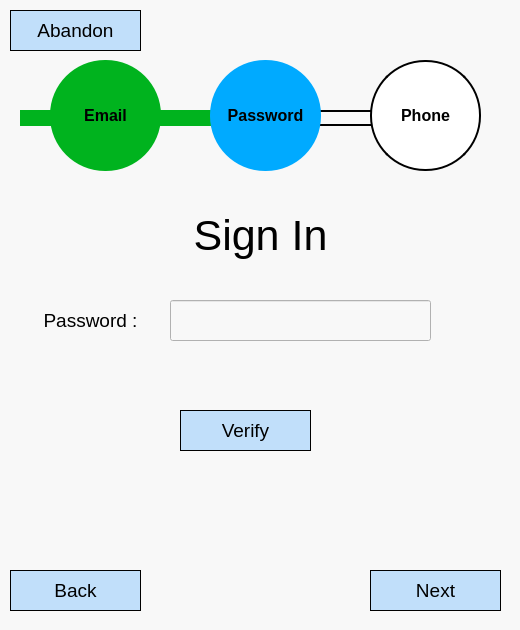
This is UI_Files/Password Sign In.ui in StegoMailo/Desktop-App as Qt 5 draws it before an edit. The edited form follows.
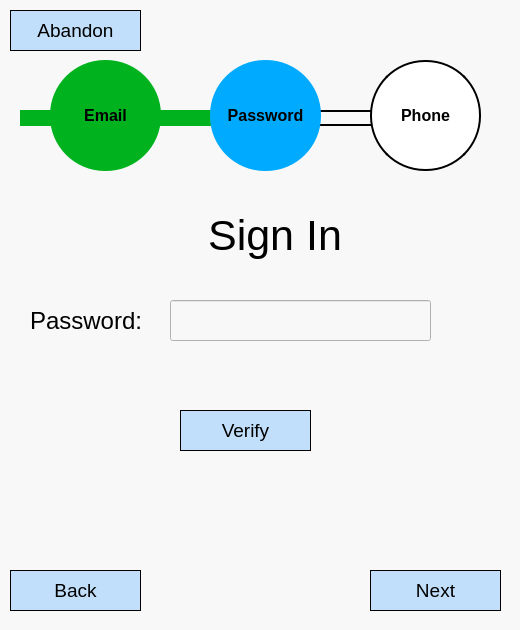
This is the edited form.

Commit message: Fixed Sign Up Screens

The edit to the form file:
```diff
--- a/UI_Files/Password Sign In.ui
+++ b/UI_Files/Password Sign In.ui
@@ -25,8 +25,13 @@
      <height>41</height>
     </rect>
    </property>
+   <property name="font">
+    <font>
+     <pointsize>18</pointsize>
+    </font>
+   </property>
    <property name="text">
-    <string>&lt;html&gt;&lt;head/&gt;&lt;body&gt;&lt;p align=&quot;center&quot;&gt;&lt;span style=&quot; font-size:14pt; color:#000000;&quot;&gt;Password :&lt;/span&gt;&lt;/p&gt;&lt;/body&gt;&lt;/html&gt;</string>
+    <string>Password:</string>
    </property>
   </widget>
   <widget class="QLineEdit" name="tfPassword">
@@ -70,9 +75,9 @@
   <widget class="QLabel" name="txtSignInTitle">
    <property name="geometry">
     <rect>
-     <x>180</x>
+     <x>140</x>
      <y>200</y>
-     <width>161</width>
+     <width>270</width>
      <height>71</height>
     </rect>
    </property>
```
The commit also changes 5 other files.
